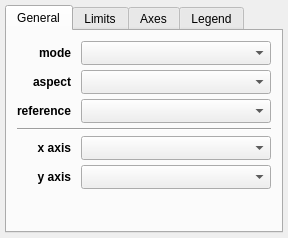
Above: glue_heatmap/qt/options_widget.ui from gluesolutions/glue-heatmap before the change. Below: the same form after it.
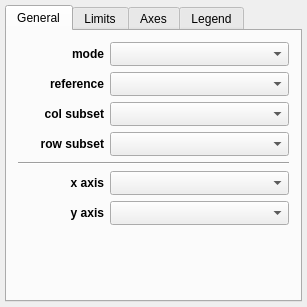
That is the form after the change. Custom widgets are drawn as their Qt base class.

```diff
--- a/glue_heatmap/qt/options_widget.ui
+++ b/glue_heatmap/qt/options_widget.ui
@@ -6,8 +6,8 @@
    <rect>
     <x>0</x>
     <y>0</y>
-    <width>288</width>
-    <height>238</height>
+    <width>307</width>
+    <height>307</height>
    </rect>
   </property>
   <property name="windowTitle">
@@ -29,7 +29,7 @@
    <property name="verticalSpacing">
     <number>5</number>
    </property>
-   <item row="14" column="0">
+   <item row="3" column="0">
     <widget class="QTabWidget" name="tab_widget">
      <property name="currentIndex">
       <number>0</number>
@@ -38,25 +38,55 @@
       <attribute name="title">
        <string>General</string>
       </attribute>
-      <layout class="QGridLayout" name="gridLayout">
-       <property name="leftMargin">
-        <number>10</number>
-       </property>
-       <property name="topMargin">
-        <number>10</number>
-       </property>
-       <property name="rightMargin">
-        <number>10</number>
-       </property>
-       <property name="bottomMargin">
-        <number>10</number>
-       </property>
-       <property name="horizontalSpacing">
-        <number>10</number>
-       </property>
-       <property name="verticalSpacing">
-        <number>5</number>
-       </property>
+      <layout class="QGridLayout" name="gridLayout_2">
+       <item row="7" column="0">
+        <widget class="QLabel" name="x_lab">
+         <property name="font">
+          <font>
+           <weight>75</weight>
+           <bold>true</bold>
+          </font>
+         </property>
+         <property name="text">
+          <string>y axis</string>
+         </property>
+         <property name="alignment">
+          <set>Qt::AlignRight|Qt::AlignTrailing|Qt::AlignVCenter</set>
+         </property>
+        </widget>
+       </item>
+       <item row="9" column="1" colspan="2">
+        <spacer name="horizontalSpacer_2">
+         <property name="orientation">
+          <enum>Qt::Horizontal</enum>
+         </property>
+         <property name="sizeHint" stdset="0">
+          <size>
+           <width>40</width>
+           <height>5</height>
+          </size>
+         </property>
+        </spacer>
+       </item>
+       <item row="9" column="0">
+        <layout class="QVBoxLayout" name="layout_slices"/>
+       </item>
+       <item row="6" column="0">
+        <widget class="QLabel" name="x_lab">
+         <property name="font">
+          <font>
+           <weight>75</weight>
+           <bold>true</bold>
+          </font>
+         </property>
+         <property name="text">
+          <string>x axis</string>
+         </property>
+         <property name="alignment">
+          <set>Qt::AlignRight|Qt::AlignTrailing|Qt::AlignVCenter</set>
+         </property>
+        </widget>
+       </item>
        <item row="0" column="0">
         <widget class="QLabel" name="label_3">
          <property name="font">
@@ -73,41 +103,7 @@
          </property>
         </widget>
        </item>
-       <item row="1" column="1">
-        <widget class="QComboBox" name="combosel_aspect">
-         <property name="sizeAdjustPolicy">
-          <enum>QComboBox::AdjustToMinimumContentsLengthWithIcon</enum>
-         </property>
-        </widget>
-       </item>
-       <item row="2" column="1">
-        <widget class="QComboBox" name="combosel_reference_data">
-         <property name="sizeAdjustPolicy">
-          <enum>QComboBox::AdjustToMinimumContentsLengthWithIcon</enum>
-         </property>
-        </widget>
-       </item>
-       <item row="3" column="0" colspan="2">
-        <widget class="Line" name="line">
-         <property name="orientation">
-          <enum>Qt::Horizontal</enum>
-         </property>
-        </widget>
-       </item>
-       <item row="8" column="1">
-        <spacer name="horizontalSpacer_2">
-         <property name="orientation">
-          <enum>Qt::Horizontal</enum>
-         </property>
-         <property name="sizeHint" stdset="0">
-          <size>
-           <width>40</width>
-           <height>5</height>
-          </size>
-         </property>
-        </spacer>
-       </item>
-       <item row="2" column="0">
+       <item row="1" column="0">
         <widget class="QLabel" name="label_4">
          <property name="font">
           <font>
@@ -123,14 +119,30 @@
          </property>
         </widget>
        </item>
-       <item row="0" column="1">
-        <widget class="QComboBox" name="combosel_color_mode">
-         <property name="sizeAdjustPolicy">
-          <enum>QComboBox::AdjustToMinimumContentsLengthWithIcon</enum>
+       <item row="2" column="0">
+        <widget class="QLabel" name="label_5">
+         <property name="font">
+          <font>
+           <weight>75</weight>
+           <bold>true</bold>
+          </font>
          </property>
+         <property name="text">
+          <string>col subset</string>
+         </property>
+         <property name="alignment">
+          <set>Qt::AlignRight|Qt::AlignTrailing|Qt::AlignVCenter</set>
+         </property>
         </widget>
        </item>
-       <item row="1" column="0">
+       <item row="4" column="0" rowspan="2" colspan="3">
+        <widget class="Line" name="line">
+         <property name="orientation">
+          <enum>Qt::Horizontal</enum>
+         </property>
+        </widget>
+       </item>
+       <item row="3" column="0">
         <widget class="QLabel" name="label">
          <property name="font">
           <font>
@@ -139,179 +151,115 @@
           </font>
          </property>
          <property name="text">
-          <string>aspect</string>
+          <string>row subset</string>
          </property>
          <property name="alignment">
           <set>Qt::AlignRight|Qt::AlignTrailing|Qt::AlignVCenter</set>
          </property>
         </widget>
        </item>
-       <item row="4" column="0">
-        <widget class="QLabel" name="x_lab">
-         <property name="font">
-          <font>
-           <weight>75</weight>
-           <bold>true</bold>
-          </font>
+       <item row="8" column="1">
+        <spacer name="verticalSpacer">
+         <property name="orientation">
+          <enum>Qt::Vertical</enum>
          </property>
-         <property name="text">
-          <string>x axis</string>
+         <property name="sizeHint" stdset="0">
+          <size>
+           <width>20</width>
+           <height>40</height>
+          </size>
          </property>
-         <property name="alignment">
-          <set>Qt::AlignRight|Qt::AlignTrailing|Qt::AlignVCenter</set>
-         </property>
-        </widget>
+        </spacer>
        </item>
-       <item row="5" column="0">
-        <widget class="QLabel" name="x_lab">
-         <property name="font">
-          <font>
-           <weight>75</weight>
-           <bold>true</bold>
-          </font>
-         </property>
-         <property name="text">
-          <string>y axis</string>
-         </property>
-         <property name="alignment">
-          <set>Qt::AlignRight|Qt::AlignTrailing|Qt::AlignVCenter</set>
-         </property>
-        </widget>
-       </item>
-       <item row="5" column="1">
+       <item row="7" column="1" colspan="2">
         <widget class="QComboBox" name="combosel_y_att_world">
          <property name="sizeAdjustPolicy">
           <enum>QComboBox::AdjustToMinimumContentsLengthWithIcon</enum>
          </property>
         </widget>
        </item>
-       <item row="4" column="1">
+       <item row="3" column="1" colspan="2">
+        <widget class="QComboBox" name="combosel_row_subset">
+         <property name="sizeAdjustPolicy">
+          <enum>QComboBox::AdjustToMinimumContentsLengthWithIcon</enum>
+         </property>
+        </widget>
+       </item>
+       <item row="2" column="1" colspan="2">
+        <widget class="QComboBox" name="combosel_col_subset">
+         <property name="sizeAdjustPolicy">
+          <enum>QComboBox::AdjustToMinimumContentsLengthWithIcon</enum>
+         </property>
+        </widget>
+       </item>
+       <item row="1" column="1" colspan="2">
+        <widget class="QComboBox" name="combosel_reference_data">
+         <property name="sizeAdjustPolicy">
+          <enum>QComboBox::AdjustToMinimumContentsLengthWithIcon</enum>
+         </property>
+        </widget>
+       </item>
+       <item row="0" column="1" colspan="2">
+        <widget class="QComboBox" name="combosel_color_mode">
+         <property name="sizeAdjustPolicy">
+          <enum>QComboBox::AdjustToMinimumContentsLengthWithIcon</enum>
+         </property>
+        </widget>
+       </item>
+       <item row="6" column="1" colspan="2">
         <widget class="QComboBox" name="combosel_x_att_world">
          <property name="sizeAdjustPolicy">
           <enum>QComboBox::AdjustToMinimumContentsLengthWithIcon</enum>
          </property>
         </widget>
        </item>
-       <item row="6" column="0" colspan="2">
-        <layout class="QVBoxLayout" name="layout_slices"/>
-       </item>
-       <item row="9" column="1">
-        <spacer name="verticalSpacer">
-         <property name="orientation">
-          <enum>Qt::Vertical</enum>
-         </property>
-         <property name="sizeHint" stdset="0">
-          <size>
-           <width>20</width>
-           <height>40</height>
-          </size>
-         </property>
-        </spacer>
-       </item>
       </layout>
      </widget>
      <widget class="QWidget" name="tab_2">
       <attribute name="title">
        <string>Limits</string>
       </attribute>
-      <layout class="QGridLayout" name="gridLayout_2">
-       <property name="leftMargin">
-        <number>10</number>
-       </property>
-       <property name="topMargin">
-        <number>10</number>
-       </property>
-       <property name="rightMargin">
-        <number>10</number>
-       </property>
-       <property name="bottomMargin">
-        <number>10</number>
-       </property>
-       <property name="horizontalSpacing">
-        <number>10</number>
-       </property>
-       <property name="verticalSpacing">
-        <number>5</number>
-       </property>
-       <item row="1" column="2">
-        <widget class="QToolButton" name="button_flip_y">
-         <property name="styleSheet">
-          <string notr="true">padding: 0px</string>
-         </property>
-         <property name="text">
-          <string>⇄</string>
-         </property>
-        </widget>
-       </item>
-       <item row="1" column="0">
-        <widget class="QLabel" name="label_2">
-         <property name="font">
-          <font>
-           <weight>75</weight>
-           <bold>true</bold>
-          </font>
-         </property>
-         <property name="text">
-          <string>y axis</string>
-         </property>
-         <property name="alignment">
-          <set>Qt::AlignRight|Qt::AlignTrailing|Qt::AlignVCenter</set>
-         </property>
-        </widget>
-       </item>
-       <item row="2" column="1" colspan="3">
-        <spacer name="horizontalSpacer">
-         <property name="orientation">
-          <enum>Qt::Horizontal</enum>
-         </property>
-         <property name="sizeHint" stdset="0">
-          <size>
-           <width>40</width>
-           <height>5</height>
-          </size>
-         </property>
-        </spacer>
-       </item>
-       <item row="0" column="1">
-        <widget class="QLineEdit" name="valuetext_x_min"/>
-       </item>
-       <item row="0" column="3">
-        <widget class="QLineEdit" name="valuetext_x_max"/>
-       </item>
-       <item row="3" column="2">
-        <spacer name="verticalSpacer_3">
-         <property name="orientation">
-          <enum>Qt::Vertical</enum>
-         </property>
-         <property name="sizeHint" stdset="0">
-          <size>
-           <width>20</width>
-           <height>40</height>
-          </size>
-         </property>
-        </spacer>
-       </item>
+      <layout class="QGridLayout" name="gridLayout">
        <item row="1" column="3">
         <widget class="QLineEdit" name="valuetext_y_max"/>
        </item>
-       <item row="1" column="1">
+       <item row="1" column="0">
+        <widget class="QLabel" name="label_2">
+         <property name="font">
+          <font>
+           <weight>75</weight>
+           <bold>true</bold>
+          </font>
+         </property>
+         <property name="text">
+          <string>y axis</string>
+         </property>
+         <property name="alignment">
+          <set>Qt::AlignRight|Qt::AlignTrailing|Qt::AlignVCenter</set>
+         </property>
+        </widget>
+       </item>
+       <item row="0" column="0">
+        <widget class="QLabel" name="label_2">
+         <property name="font">
+          <font>
+           <weight>75</weight>
+           <bold>true</bold>
+          </font>
+         </property>
+         <property name="text">
+          <string>x axis</string>
+         </property>
+         <property name="alignment">
+          <set>Qt::AlignRight|Qt::AlignTrailing|Qt::AlignVCenter</set>
+         </property>
+        </widget>
+       </item>
+       <item row="1" column="1" colspan="2">
         <widget class="QLineEdit" name="valuetext_y_min"/>
        </item>
-       <item row="0" column="0">
-        <widget class="QLabel" name="label_2">
-         <property name="font">
-          <font>
-           <weight>75</weight>
-           <bold>true</bold>
-          </font>
-         </property>
-         <property name="text">
-          <string>x axis</string>
-         </property>
-         <property name="alignment">
-          <set>Qt::AlignRight|Qt::AlignTrailing|Qt::AlignVCenter</set>
-         </property>
-        </widget>
+       <item row="0" column="4">
+        <widget class="QLineEdit" name="valuetext_x_max"/>
        </item>
        <item row="0" column="2">
         <widget class="QToolButton" name="button_flip_x">
@@ -323,6 +271,38 @@
          </property>
         </widget>
        </item>
+       <item row="0" column="1" colspan="2">
+        <widget class="QLineEdit" name="valuetext_x_min"/>
+       </item>
+       <item row="1" column="4">
+        <widget class="QLineEdit" name="valuetext_y_max"/>
+       </item>
+       <item row="2" column="3">
+        <spacer name="verticalSpacer_3">
+         <property name="orientation">
+          <enum>Qt::Vertical</enum>
+         </property>
+         <property name="sizeHint" stdset="0">
+          <size>
+           <width>20</width>
+           <height>40</height>
+          </size>
+         </property>
+        </spacer>
+       </item>
+       <item row="2" column="1" colspan="2">
+        <spacer name="horizontalSpacer">
+         <property name="orientation">
+          <enum>Qt::Horizontal</enum>
+         </property>
+         <property name="sizeHint" stdset="0">
+          <size>
+           <width>40</width>
+           <height>5</height>
+          </size>
+         </property>
+        </spacer>
+       </item>
       </layout>
       <zorder>label_2</zorder>
       <zorder>valuetext_x_min</zorder>
```
Left out of the diff: 11 changed lines with no effect on the pictures.
